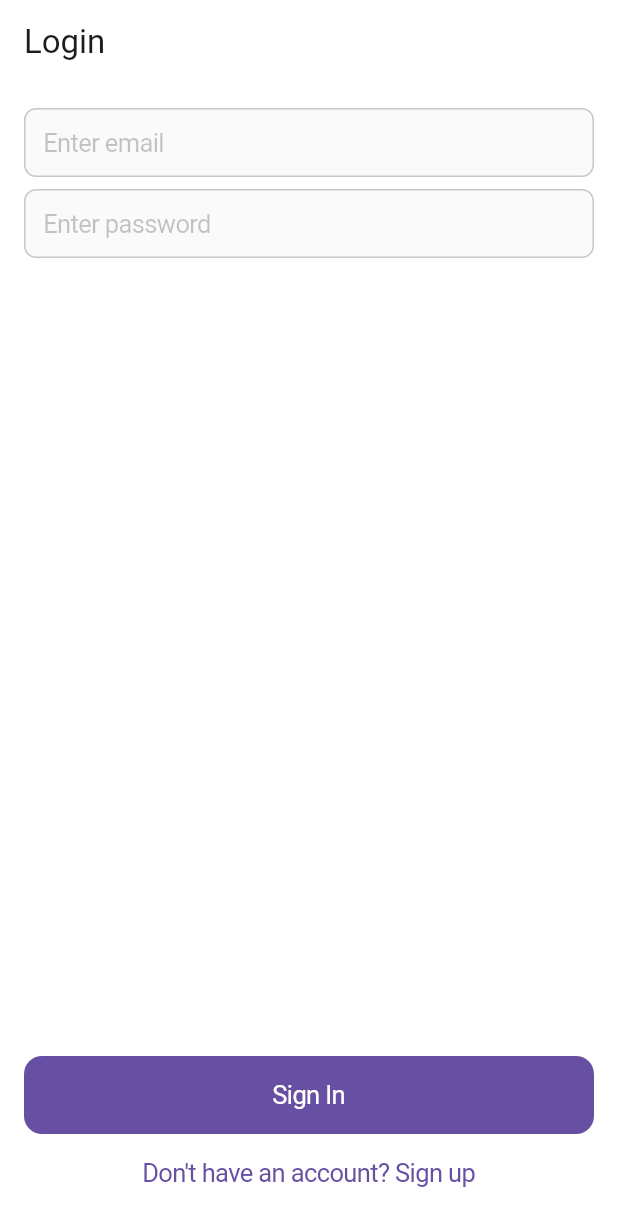
After one commit to 666kurt/Supabase_Flutter, a Flutter app: the screen it shows after launch, on a phone screen of 412 x 824 dp. The commit adds this screen. Shown: the top 1226 px of the screen. Run offline on Flutter 3.47's test engine with Material 3 defaults, Android fonts, the phone set to English and light mode, and no system bars; our stand-ins replace supabase_flutter; accounts and stored records are empty.

Commit message:
Refactor auth screen

```diff
--- a/lib/auth_gate.dart
+++ b/lib/auth_gate.dart
@@ -1,6 +1,6 @@
 import 'package:flutter/material.dart';
 import 'package:supabase_flutter/supabase_flutter.dart';
-import 'package:supabase_flutter_auth/auth_screen.dart';
+import 'package:supabase_flutter_auth/sign_in_screen.dart';
 
 import 'home_screen.dart';
 
@@ -16,7 +16,7 @@ class AuthGate extends StatelessWidget {
         if (session != null) {
           return HomeScreen();
         } else {
-          return const AuthScreen();
+          return SignInScreen();
         }
       },
     );
--- /dev/null
+++ b/lib/sign_in_screen.dart
@@ -0,0 +1,94 @@
+import 'package:flutter/cupertino.dart';
+import 'package:flutter/material.dart';
+import 'package:supabase_flutter_auth/auth_service.dart';
+import 'package:supabase_flutter_auth/sign_up_screen.dart';
+
+class SignInScreen extends StatelessWidget {
+  SignInScreen({super.key});
+
+  final AuthService _authService = AuthService();
+  final TextEditingController _emailController = TextEditingController();
+  final TextEditingController _passwordController = TextEditingController();
+
+  void signIn() async {
+    final String email = _emailController.text;
+    final String password = _passwordController.text;
+
+    if (email.isNotEmpty && password.isNotEmpty) {
+      try {
+        await _authService.signIn(email, password);
+        _emailController.clear();
+        _passwordController.clear();
+      } catch (error) {
+        throw Exception(error.toString());
+      }
+    } else {
+      _emailController.clear();
+      _passwordController.clear();
+      throw Exception("TextField's is empty");
+    }
+  }
+
+  @override
+  Widget build(BuildContext context) {
+    return Scaffold(
+      backgroundColor: Colors.white,
+      appBar: AppBar(
+        title: const Text("Login"),
+        backgroundColor: Colors.white,
+      ),
+      body: Padding(
+        padding: const EdgeInsets.all(16),
+        child: Column(
+          children: [
+            // Email TF
+            CupertinoTextField(
+              placeholder: "Enter email",
+              controller: _emailController,
+              padding: const EdgeInsets.all(12),
+              autocorrect: false,
+              decoration: BoxDecoration(
+                color: Colors.grey.withOpacity(0.05),
+                border: Border.all(color: Colors.black.withOpacity(0.2)),
+                borderRadius: BorderRadius.circular(8),
+              ),
+            ),
+            const SizedBox(height: 8),
+            // Password TF
+            CupertinoTextField(
+              placeholder: "Enter password",
+              controller: _passwordController,
+              padding: const EdgeInsets.all(12),
+              autocorrect: false,
+              obscureText: true,
+              decoration: BoxDecoration(
+                color: Colors.grey.withOpacity(0.05),
+                border: Border.all(color: Colors.black.withOpacity(0.2)),
+                borderRadius: BorderRadius.circular(8),
+              ),
+            ),
+            const Spacer(),
+            SizedBox(
+              width: MediaQuery.of(context).size.width,
+              child: CupertinoButton.filled(
+                onPressed: signIn,
+                child: const Text("Sign In"),
+              ),
+            ),
+            CupertinoButton(
+              child: const Text("Don't have an account? Sign up"),
+              onPressed: () {
+                Navigator.push(
+                  context,
+                  MaterialPageRoute(
+                    builder: (context) => SignUpScreen(),
+                  ),
+                );
+              },
+            ),
+          ],
+        ),
+      ),
+    );
+  }
+}
```
Also changed, not shown: lib/sign_up_screen.dart (renamed from lib/auth_screen.dart, +23 -57 lines).
